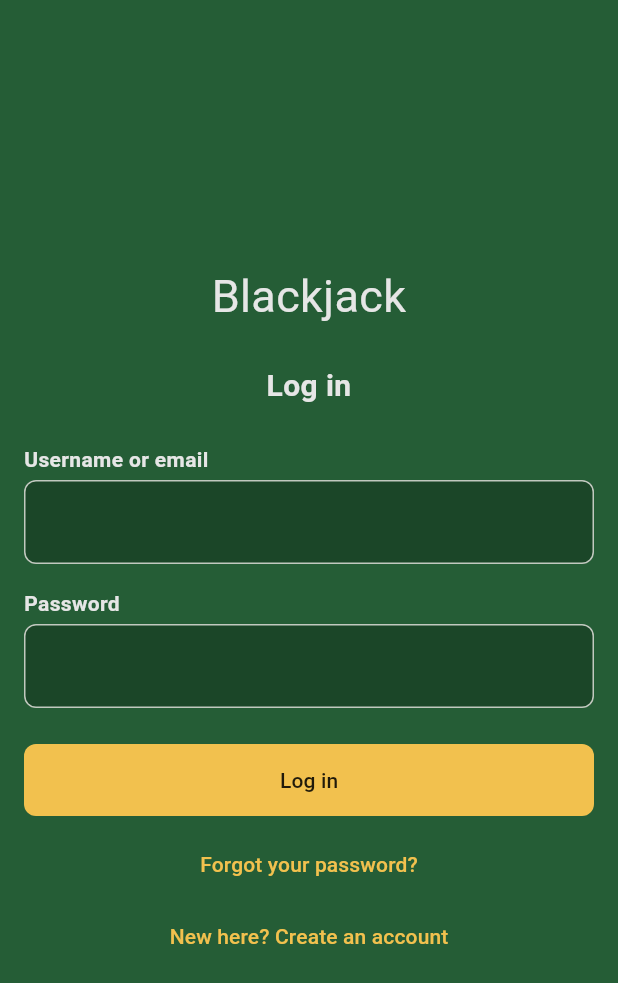
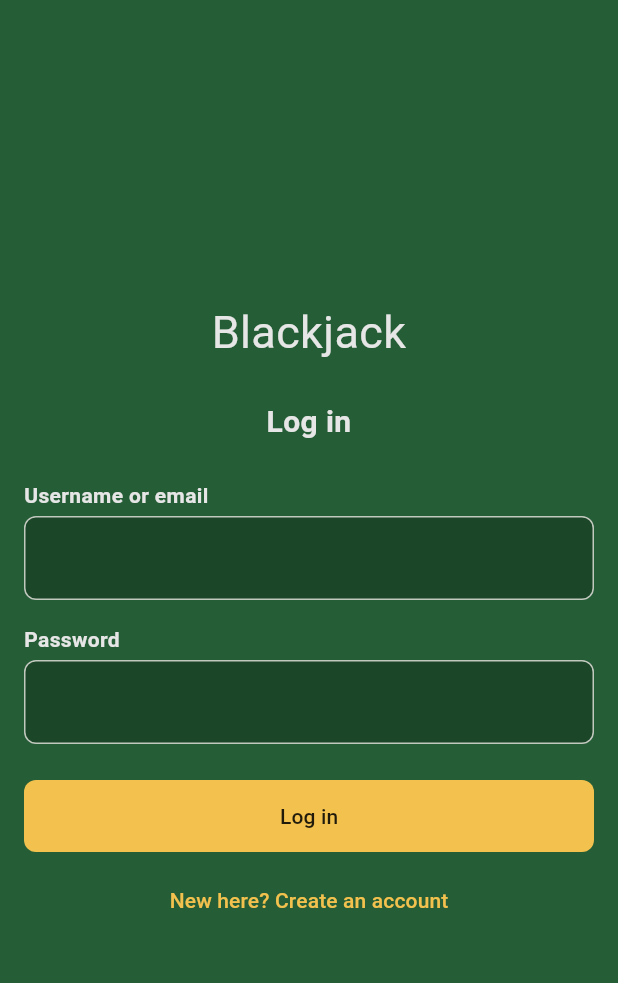
Before and after one commit to cunkin375/cop4331-large-project, a Flutter app: the screen it shows after launch, on a phone screen of 412 x 824 dp. Shown: the top 983 px of the screen. Run offline on Flutter 3.47's test engine with Material 3 defaults, Android fonts, the phone set to English and light mode, and no system bars; our stand-ins replace flutter_secure_storage.

Commit message:
hide forgot password button until its screen exists

```diff
--- a/mobile/lib/screens/login_screen.dart
+++ b/mobile/lib/screens/login_screen.dart
@@ -77,8 +77,7 @@ class _LoginScreenState extends State<LoginScreen> {
                     child: Text(_loading ? 'Logging in...' : 'Log in'),
                   ),
                   const SizedBox(height: 8),
-                  // The forgot password link gets hooked up when that screen exists.
-                  TextButton(onPressed: () {}, child: const Text('Forgot your password?')),
+                  // The forgot password link goes here once that screen exists.
                   TextButton(
                     onPressed: () => Navigator.of(context).push(
                       MaterialPageRoute(builder: (_) => RegisterScreen(authApi: widget.authApi)),
```
